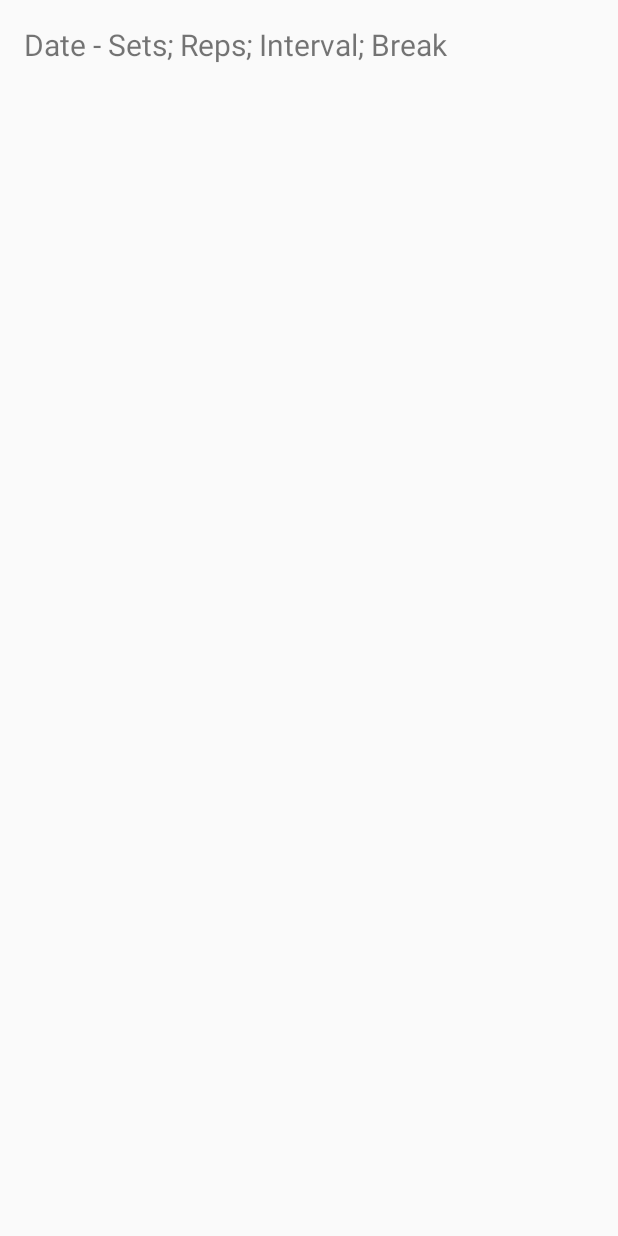
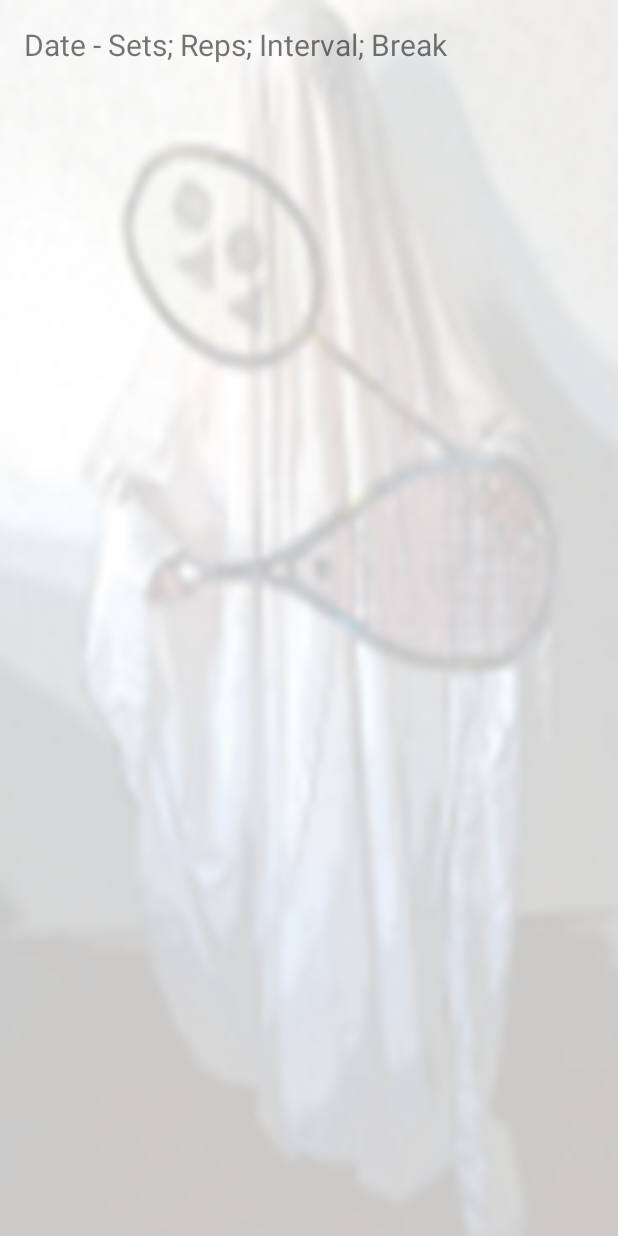
Before and after one commit to mrksbrg/RacketGhost, an Android app: the layout activity_results.xml on its own in the app's theme, with its tools: preview values and no code run, on a phone screen of 412 x 824 dp. Run offline under Robolectric (Android 15) with nearby library versions, the light colour scheme and no system bars.

Commit message:
Issue #35: Slight polishment

```diff
--- a/app/src/main/res/layout/activity_results.xml
+++ b/app/src/main/res/layout/activity_results.xml
@@ -1,6 +1,9 @@
 <LinearLayout xmlns:android="http://schemas.android.com/apk/res/android"
-    xmlns:tools="http://schemas.android.com/tools" android:layout_width="match_parent"
-    android:layout_height="match_parent" android:paddingLeft="@dimen/activity_horizontal_margin"
+    xmlns:tools="http://schemas.android.com/tools"
+    android:layout_width="match_parent"
+    android:layout_height="match_parent"
+    android:background="@drawable/icontrans"
+    android:paddingLeft="@dimen/activity_horizontal_margin"
     android:paddingRight="@dimen/activity_horizontal_margin"
     android:paddingTop="@dimen/activity_vertical_margin"
     android:paddingBottom="@dimen/activity_vertical_margin"
```
Also changed, not shown: app/src/main/res/drawable/squashcourt.png.
